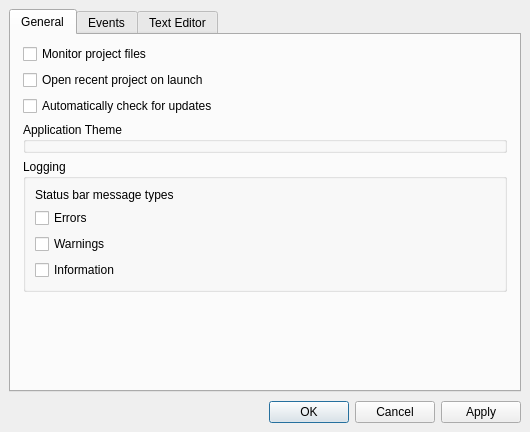
First picture: the form in forms/preferenceeditor.ui, repository huderlem/porymap, before the edit.
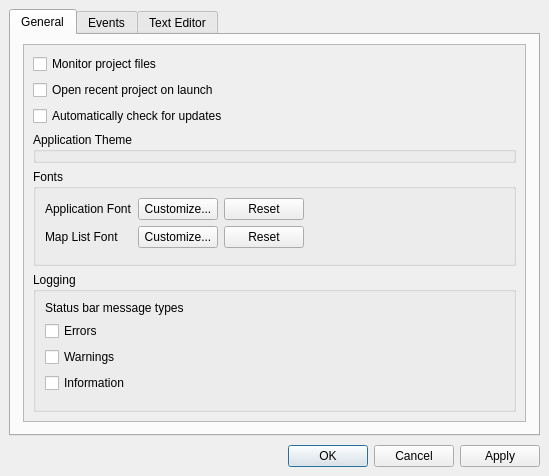
Second picture: the form after the edit.

Commit message: Add font settings

What changed in the file:
```diff
--- a/forms/preferenceeditor.ui
+++ b/forms/preferenceeditor.ui
@@ -6,8 +6,8 @@
    <rect>
     <x>0</x>
     <y>0</y>
-    <width>530</width>
-    <height>432</height>
+    <width>549</width>
+    <height>476</height>
    </rect>
   </property>
   <property name="windowTitle">
@@ -38,6 +38,21 @@
          <number>12</number>
         </property>
         <item>
+         <widget class="QScrollArea" name="scrollArea">
+          <property name="widgetResizable">
+           <bool>true</bool>
+          </property>
+          <widget class="QWidget" name="scrollAreaWidgetContents">
+           <property name="geometry">
+            <rect>
+             <x>0</x>
+             <y>0</y>
+             <width>493</width>
+             <height>374</height>
+            </rect>
+           </property>
+           <layout class="QVBoxLayout" name="verticalLayout_6">
+            <item>
          <widget class="QCheckBox" name="checkBox_MonitorProjectFiles">
           <property name="toolTip">
            <string>&lt;html&gt;&lt;head/&gt;&lt;body&gt;&lt;p&gt;If checked, a prompt to reload your project will appear if relevant project files are edited&lt;/p&gt;&lt;/body&gt;&lt;/html&gt;</string>
@@ -80,6 +95,83 @@
           </property>
          </widget>
         </item>
+            <item>
+             <widget class="QGroupBox" name="groupBox_Fonts">
+              <property name="title">
+               <string>Fonts</string>
+              </property>
+              <layout class="QGridLayout" name="gridLayout">
+               <item row="3" column="0">
+                <spacer name="verticalSpacer_5">
+                 <property name="orientation">
+                  <enum>Qt::Vertical</enum>
+                 </property>
+                 <property name="sizeHint" stdset="0">
+                  <size>
+                   <width>20</width>
+                   <height>40</height>
+                  </size>
+                 </property>
+                </spacer>
+               </item>
+               <item row="2" column="2">
+                <widget class="QPushButton" name="pushButton_ResetMapListFont">
+                 <property name="text">
+                  <string>Reset</string>
+                 </property>
+                </widget>
+               </item>
+               <item row="2" column="1">
+                <widget class="QPushButton" name="pushButton_CustomizeMapListFont">
+                 <property name="text">
+                  <string>Customize...</string>
+                 </property>
+                </widget>
+               </item>
+               <item row="2" column="0">
+                <widget class="QLabel" name="label_MapListFont">
+                 <property name="text">
+                  <string>Map List Font</string>
+                 </property>
+                </widget>
+               </item>
+               <item row="0" column="2">
+                <widget class="QPushButton" name="pushButton_ResetApplicationFont">
+                 <property name="text">
+                  <string>Reset</string>
+                 </property>
+                </widget>
+               </item>
+               <item row="0" column="1">
+                <widget class="QPushButton" name="pushButton_CustomizeApplicationFont">
+                 <property name="text">
+                  <string>Customize...</string>
+                 </property>
+                </widget>
+               </item>
+               <item row="0" column="0">
+                <widget class="QLabel" name="label_ApplicationFont">
+                 <property name="text">
+                  <string>Application Font</string>
+                 </property>
+                </widget>
+               </item>
+               <item row="0" column="3">
+                <spacer name="horizontalSpacer">
+                 <property name="orientation">
+                  <enum>Qt::Horizontal</enum>
+                 </property>
+                 <property name="sizeHint" stdset="0">
+                  <size>
+                   <width>40</width>
+                   <height>20</height>
+                  </size>
+                 </property>
+                </spacer>
+               </item>
+              </layout>
+             </widget>
+            </item>
         <item>
          <widget class="QGroupBox" name="groupBox_Logging">
           <property name="title">
@@ -114,9 +206,6 @@
              </property>
             </widget>
            </item>
-          </layout>
-         </widget>
-        </item>
         <item>
          <spacer name="verticalSpacer_4">
           <property name="orientation">
@@ -129,6 +218,13 @@
            </size>
           </property>
          </spacer>
+               </item>
+              </layout>
+             </widget>
+            </item>
+           </layout>
+          </widget>
+         </widget>
         </item>
        </layout>
       </widget>
```
Left out of the diff: 22 changed lines with no effect on the pictures. Lines whose indentation alone changed are shown as unchanged. The commit also changes 9 other files.
